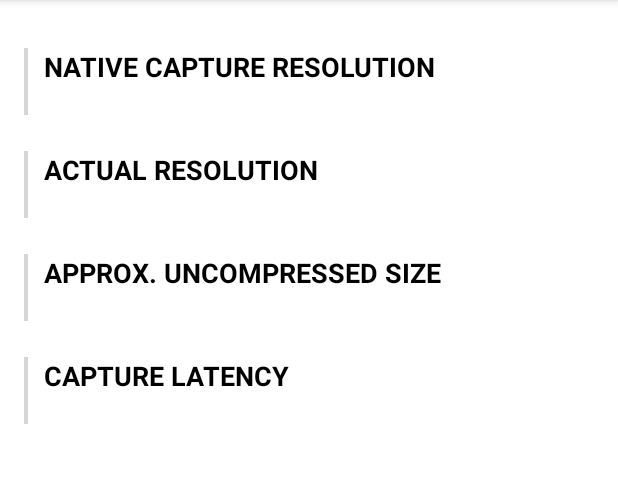
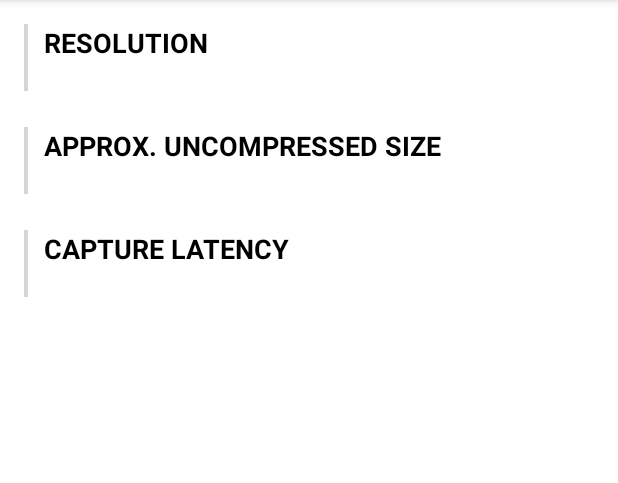
Before and after one commit to CameraKit/camerakit-android, an Android app: the PreviewActivity screen opened directly, with no data from a screen before it, on a phone screen of 412 x 824 dp, the part 84-567 px from its top. Run offline under Robolectric (Android 15) with nearby library versions, the phone set to English and light mode, and no system bars; our stand-ins replace ButterKnife; 1 statement that could not run was skipped.

Commit message:
Remove native capture size from demo app

```diff
--- a/demo/src/main/java/com/wonderkiln/camerakit/demo/CameraControls.java
+++ b/demo/src/main/java/com/wonderkiln/camerakit/demo/CameraControls.java
@@ -149,11 +149,6 @@ public class CameraControls extends LinearLayout {
                             Bitmap bitmap = BitmapFactory.decodeByteArray(jpeg, 0, jpeg.length);
                             ResultHolder.dispose();
                             ResultHolder.setImage(bitmap);
-//                        ResultHolder.setNativeCaptureSize(
-//                                captureModeRadioGroup.getCheckedRadioButtonId() == R.id.modeCaptureStandard ?
-//                                        camera.getCaptureSize() : camera.getPreviewSize()
-//                        );
-
                             ResultHolder.setNativeCaptureSize(cameraView.getCaptureSize());
                             ResultHolder.setTimeToCallback(callbackTime - startTime);
                             Intent intent = new Intent(getContext(), PreviewActivity.class);
--- a/demo/src/main/java/com/wonderkiln/camerakit/demo/PreviewActivity.java
+++ b/demo/src/main/java/com/wonderkiln/camerakit/demo/PreviewActivity.java
@@ -16,9 +16,6 @@ import android.widget.MediaController;
 import android.widget.TextView;
 import android.widget.VideoView;
 
-import com.wonderkiln.camerakit.AspectRatio;
-import com.wonderkiln.camerakit.Size;
-
 import java.io.File;
 
 import butterknife.BindView;
@@ -31,9 +28,6 @@ public class PreviewActivity extends AppCompatActivity {
 
     @BindView(R.id.video)
     VideoView videoView;
-
-    @BindView(R.id.nativeCaptureResolution)
-    TextView nativeCaptureResolution;
 
     @BindView(R.id.actualResolution)
     TextView actualResolution;
@@ -59,13 +53,6 @@ public class PreviewActivity extends AppCompatActivity {
             imageView.setVisibility(View.VISIBLE);
 
             imageView.setImageBitmap(bitmap);
-
-            Size captureSize = ResultHolder.getNativeCaptureSize();
-            if (captureSize != null) {
-                // Native sizes are landscape, hardcode flip because demo app forced to portrait.
-                AspectRatio aspectRatio = AspectRatio.of(captureSize.getHeight(), captureSize.getWidth());
-                nativeCaptureResolution.setText(captureSize.getHeight() + " x " + captureSize.getWidth() + " (" + aspectRatio.toString() + ")");
-            }
 
             actualResolution.setText(bitmap.getWidth() + " x " + bitmap.getHeight());
             approxUncompressedSize.setText(getApproximateFileMegabytes(bitmap) + "MB");
--- a/demo/src/main/res/layout/activity_preview.xml
+++ b/demo/src/main/res/layout/activity_preview.xml
@@ -38,8 +38,7 @@
 
             <FrameLayout
                 android:layout_width="match_parent"
-                android:layout_height="wrap_content"
-                android:layout_marginTop="16dp">
+                android:layout_height="wrap_content">
 
                 <View
                     android:layout_width="2.5dp"
@@ -56,44 +55,7 @@
                         android:layout_width="wrap_content"
                         android:layout_height="wrap_content"
                         android:layout_marginLeft="3dp"
-                        android:text="NATIVE CAPTURE RESOLUTION"
-                        android:textColor="@android:color/black"
-                        android:textSize="18sp"
-                        android:textStyle="bold" />
-
-                    <TextView
-                        android:id="@+id/nativeCaptureResolution"
-                        android:layout_width="wrap_content"
-                        android:layout_height="wrap_content"
-                        android:layout_marginLeft="3dp"
-                        android:textColor="@android:color/black"
-                        android:textSize="14.5sp" />
-
-                </LinearLayout>
-
-            </FrameLayout>
-
-            <FrameLayout
-                android:layout_width="match_parent"
-                android:layout_height="wrap_content"
-                android:layout_marginTop="24dp">
-
-                <View
-                    android:layout_width="2.5dp"
-                    android:layout_height="match_parent"
-                    android:background="@color/colorPrimary" />
-
-                <LinearLayout
-                    android:layout_width="match_parent"
-                    android:layout_height="wrap_content"
-                    android:layout_marginLeft="10dp"
-                    android:orientation="vertical">
-
-                    <TextView
-                        android:layout_width="wrap_content"
-                        android:layout_height="wrap_content"
-                        android:layout_marginLeft="3dp"
-                        android:text="ACTUAL RESOLUTION"
+                        android:text="RESOLUTION"
                         android:textColor="@android:color/black"
                         android:textSize="18sp"
                         android:textStyle="bold" />
```
